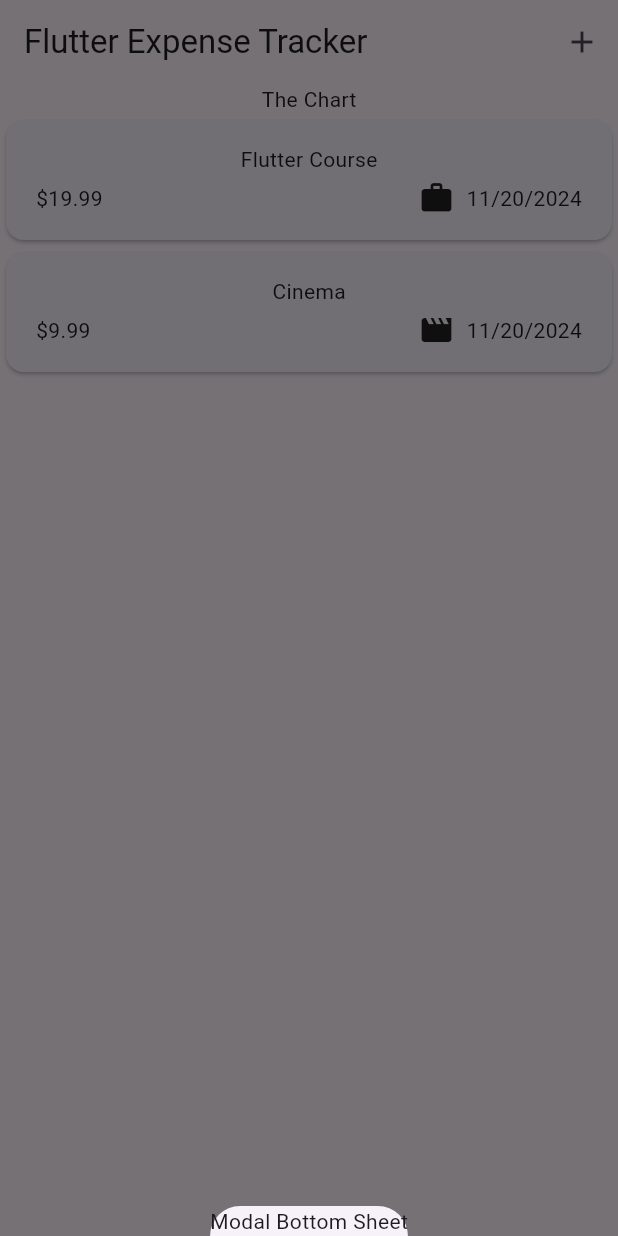
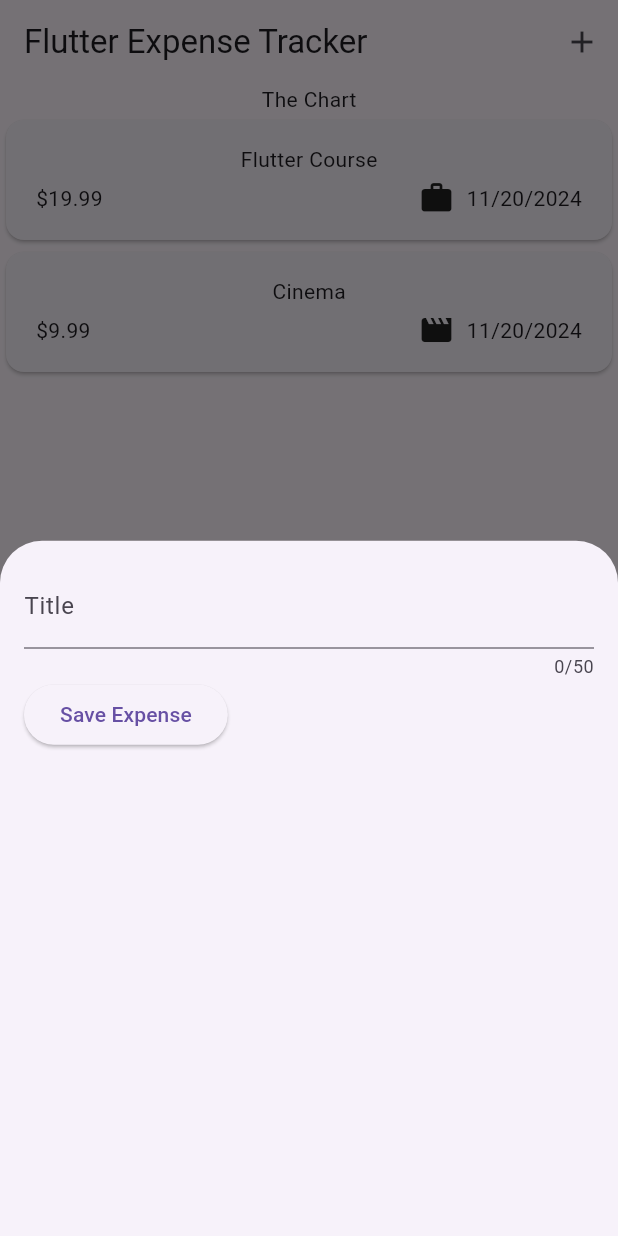
Before and after one commit to Gunawardhane/Flutter-Expenses-Tracker, a Flutter app: the screen it shows after launch, after a tap on the "add" icon, on a phone screen of 412 x 824 dp. Run offline on Flutter 3.47's test engine with Material 3 defaults, Android fonts, the phone set to English and light mode, and no system bars.

Commit message:
getting userInputs

```diff
--- a/lib/widgets/expenses.dart
+++ b/lib/widgets/expenses.dart
@@ -1,4 +1,5 @@
 import 'package:expense_tracker/widgets/expenses_list/expenses_list.dart';
+import 'package:expense_tracker/widgets/new_expenses.dart';
 import 'package:flutter/material.dart';
 import 'package:expense_tracker/models/expense.dart';
 
@@ -27,7 +28,7 @@ class _ExpensesState extends State<Expenses> {
 
   void _openAddExpenseOverlay() {
     showModalBottomSheet(
-        context: context, builder: (ctx) => const Text('Modal Bottom Sheet'));
+        context: context, builder: (ctx) => const NewExpenses());
   }
 
   @override
--- /dev/null
+++ b/lib/widgets/new_expenses.dart
@@ -0,0 +1,43 @@
+import "package:flutter/material.dart";
+
+class NewExpenses extends StatefulWidget {
+  const NewExpenses({super.key});
+
+  @override
+  State<StatefulWidget> createState() {
+    return _NewExpenseState();
+  }
+}
+
+class _NewExpenseState extends State<NewExpenses> {
+  var _enteredTitle = '';
+
+  void _saveTitleInut(String inputValue) {
+    _enteredTitle = inputValue;
+  }
+
+  @override
+  Widget build(BuildContext context) {
+    return Padding(
+      padding: const EdgeInsets.all(16),
+      child: Column(
+        children: [
+          TextField(
+            onChanged: _saveTitleInut,
+            maxLength: 50,
+            decoration: const InputDecoration(label: Text('Title')),
+          ),
+          Row(
+            children: [
+              ElevatedButton(
+                  onPressed: () {
+                    print(_enteredTitle);
+                  },
+                  child: const Text('Save Expense'))
+            ],
+          ),
+        ],
+      ),
+    );
+  }
+}
```
